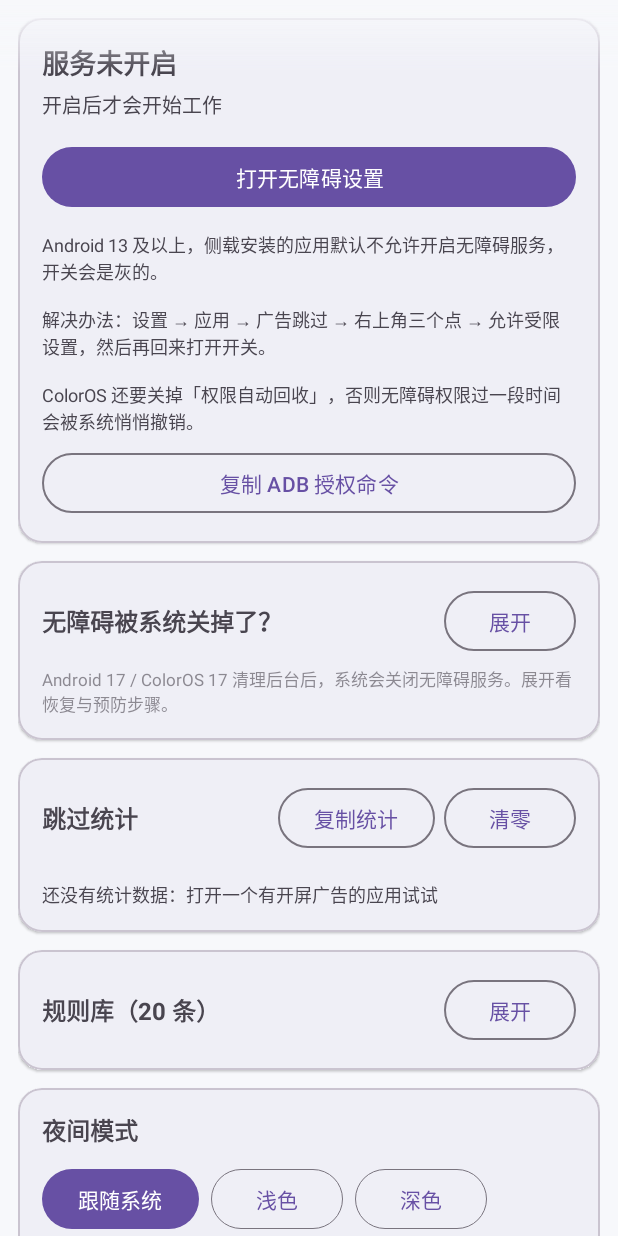
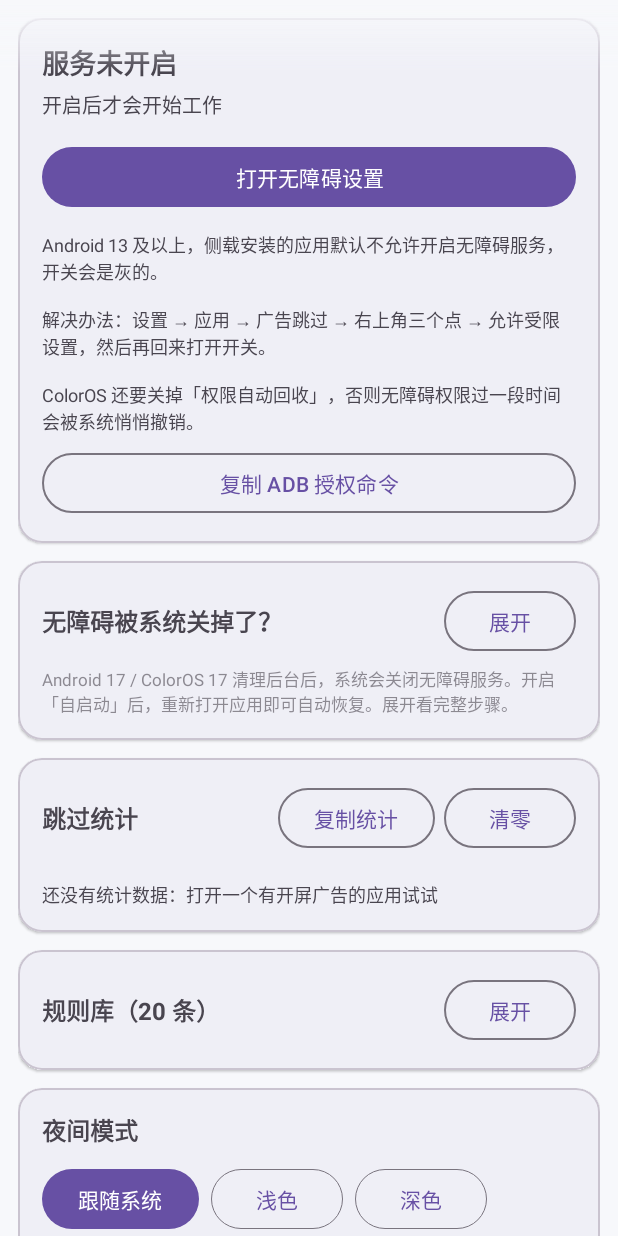
Before and after one commit to ccttrr123/adskip, an Android app: the screen it shows after launch (MainActivity), on a phone screen of 412 x 824 dp. Run offline under Robolectric (Android 15) with nearby library versions, the phone set to English and light mode, and no system bars.

Commit message:
feat: 指引卡按实测更新：开启自启动后重新打开应用会自动恢复无障碍
背景（2026-11-18 用户反馈 + 真机复测）：
- 用户开启 ColorOS「自启动」后表示问题已解决；实测确认：应用被系统关掉后，
  从桌面打开一次应用，`accessibility_enabled` 会自动回到 1、`Crashed services` 清空、
  服务重新 bound，不需要手动去无障碍设置关/开。
- 同时实测：最近任务「清除」后系统**不会立刻自动重启**应用（连续两轮测试未观察到），
  需要应用被重新拉起才会恢复。

改动：
- strings.xml 的 help_hint / help_body 按上述实测重排：
  * 恢复第 1 步改为“从桌面打开一次广告跳过”；
  * 预防第 1 条改为“打开自启动（最有用的一项）”；
  * 说明改为“开启自启动后，应用被拉起时系统会自动恢复无障碍”。
- 无代码/权限/前台服务改动；原「前台服务保活」实验按用户结论取消，不做。

验证：build.ps1 全绿、单测 173 项通过；装包后服务仍正常绑定；
真机 uiautomator dump 确认新文案（“从桌面打开一次”“打开「自启动」”）已显示。

```diff
--- a/app/src/main/res/values/strings.xml
+++ b/app/src/main/res/values/strings.xml
@@ -28,8 +28,8 @@
     <string name="log_copied">日志已复制</string>
 
     <string name="section_help">无障碍被系统关掉了？</string>
-    <string name="help_hint">Android 17 / ColorOS 17 清理后台后，系统会关闭无障碍服务。展开看恢复与预防步骤。</string>
-    <string name="help_body">【恢复】依次尝试：\n1. 设置 → 无障碍 → 广告跳过：把开关关掉再打开。\n2. 若无效：设置 → 应用 → 广告跳过 → 强行停止，再回无障碍打开开关。\n3. 仍无效：重启手机后再打开。\n\n【预防】系统升级后这些设置可能被重置，建议重新确认：\n• 最近任务里给「广告跳过」上锁，之后不要划掉它、不要点「清除」。\n• 设置 → 应用 → 应用管理 → 广告跳过 → 耗电管理：打开「允许完全后台行为」和「允许自启动」。\n• 设置 → 电池 → 更多设置：关闭「睡眠待机优化」（如夜间断连）。\n\n说明：这是 Android 17 的系统行为——无障碍服务进程一旦被杀，系统会把无障碍总开关关掉，并把服务标记为“崩溃”；应用自身无法阻止进程被杀，只能按上面步骤恢复。</string>
+    <string name="help_hint">Android 17 / ColorOS 17 清理后台后，系统会关闭无障碍服务。开启「自启动」后，重新打开应用即可自动恢复。展开看完整步骤。</string>
+    <string name="help_body">【恢复】依次尝试：\n1. 从桌面打开一次「广告跳过」——开着「自启动」时，系统会自动恢复无障碍（实测无需手动关/开开关）。\n2. 若还没恢复：设置 → 无障碍 → 广告跳过：把开关关掉再打开。\n3. 仍无效：设置 → 应用 → 广告跳过 → 强行停止，再回无障碍打开开关。\n4. 最后：重启手机后再打开。\n\n【预防】系统升级后这些设置可能被重置，建议重新确认：\n• 打开「自启动」——最有用的一项：应用被系统拉起时会自动恢复无障碍。\n• 最近任务里给「广告跳过」上锁，之后不要划掉它、不要点「清除」。\n• 设置 → 应用 → 应用管理 → 广告跳过 → 耗电管理：打开「允许完全后台行为」。\n• 设置 → 电池 → 更多设置：关闭「睡眠待机优化」（如夜间断连）。\n\n说明：这是 Android 17 的系统行为——无障碍服务进程一旦被杀，系统会关闭无障碍总开关并把服务标记为“崩溃”；应用无法阻止进程被杀，但开启自启动后，应用被拉起时系统会自动把无障碍恢复。</string>
     <string name="copy_help">复制步骤</string>
     <string name="help_copied">步骤已复制，可以直接粘贴</string>
     <string name="section_theme">夜间模式</string>
```
